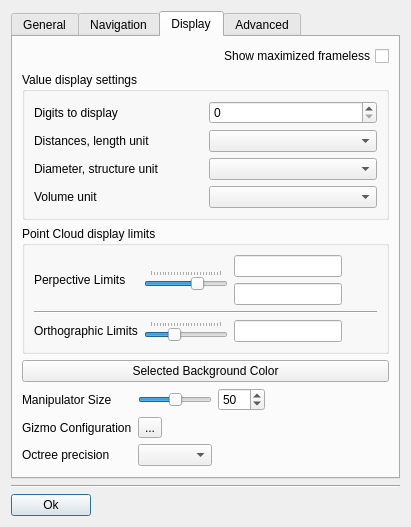
Old version of the form src/gui/forms/DialogSettings.ui in the repository open-scan-crew/OpenScanTools.
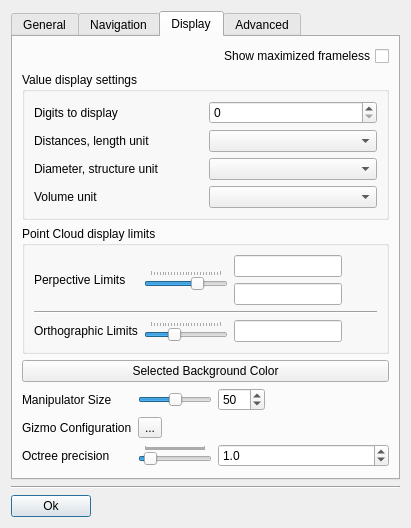
New version of the form. The open tabs and pages were chosen to show the change. Icons and pictures are not drawn. Custom widgets are drawn as their Qt base class.

Commit message: Update octree precision setting control

The edit to the form file:
```diff
--- a/src/gui/forms/DialogSettings.ui
+++ b/src/gui/forms/DialogSettings.ui
@@ -836,7 +836,48 @@
         </widget>
        </item>
        <item row="8" column="3">
-        <widget class="QComboBox" name="comboBox_octreePrecision"/>
+        <widget class="QSlider" name="slider_octreePrecision">
+         <property name="minimum">
+          <number>1</number>
+         </property>
+         <property name="maximum">
+          <number>100</number>
+         </property>
+         <property name="singleStep">
+          <number>1</number>
+         </property>
+         <property name="pageStep">
+          <number>1</number>
+         </property>
+         <property name="value">
+          <number>10</number>
+         </property>
+         <property name="orientation">
+          <enum>Qt::Horizontal</enum>
+         </property>
+         <property name="tickPosition">
+          <enum>QSlider::TicksAbove</enum>
+         </property>
+        </widget>
+       </item>
+       <item row="8" column="4">
+        <widget class="QDoubleSpinBox" name="spinBox_octreePrecision">
+         <property name="decimals">
+          <number>1</number>
+         </property>
+         <property name="minimum">
+          <double>0.100000000000000</double>
+         </property>
+         <property name="maximum">
+          <double>10.000000000000000</double>
+         </property>
+         <property name="singleStep">
+          <double>0.100000000000000</double>
+         </property>
+         <property name="value">
+          <double>1.000000000000000</double>
+         </property>
+        </widget>
        </item>
        <item row="9" column="2">
         <spacer name="verticalSpacer_3">
```
Left out of the diff: 15 changed lines with no effect on the pictures. The commit also changes 6 other files.
